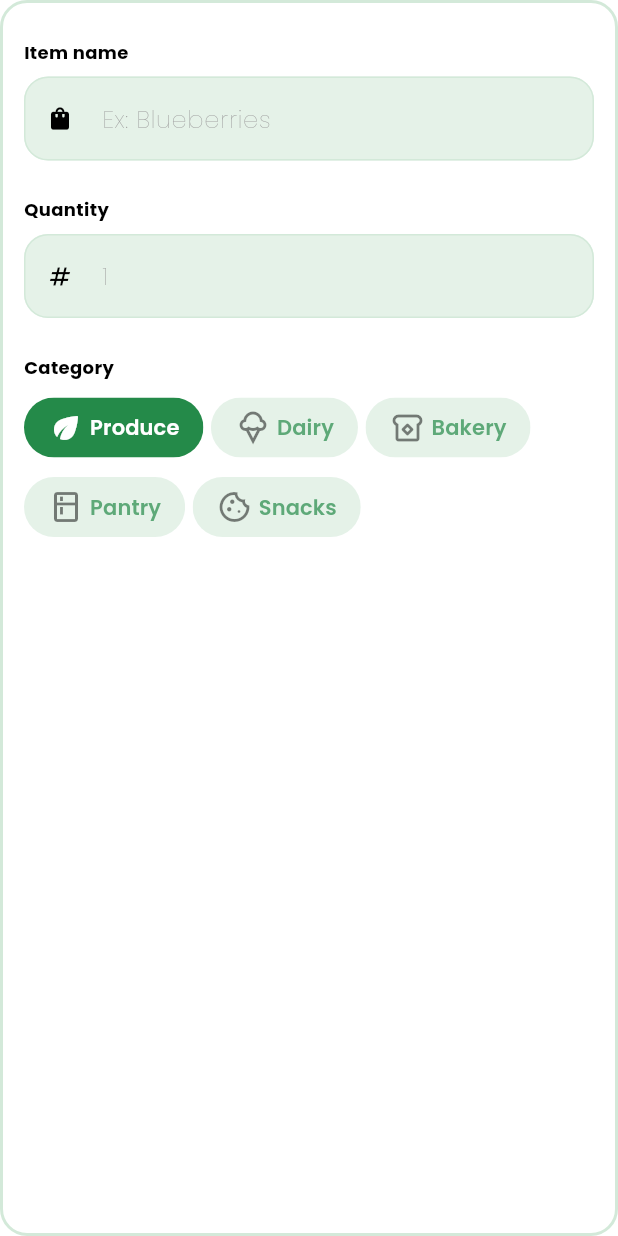
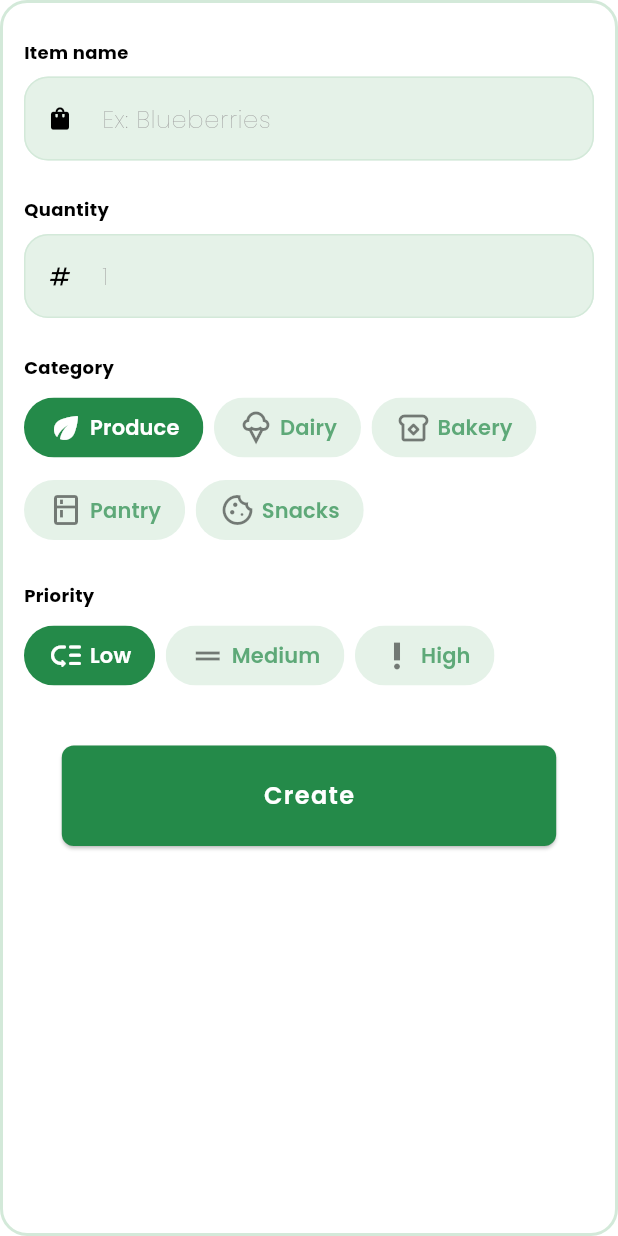
Before and after one commit to Miki0035/flutter_grocify, a Flutter app: the GPlanForm widget shown alone on an empty page, opened directly, on a phone screen of 412 x 824 dp. Run offline on Flutter 3.47's test engine with Material 3 defaults, Android fonts, the phone set to English and light mode, and no system bars; our stand-ins replace fpdart, google_fonts.

Commit message:
feat: finished planner screen

```diff
--- a/lib/features/planner/presentation/widgets/form/planner_form.dart
+++ b/lib/features/planner/presentation/widgets/form/planner_form.dart
@@ -43,7 +43,26 @@ class _GPlanFormState extends State<GPlanForm> {
     ),
   ];
 
-  var selectedCategory = categories[0];
+  static const List<CategoryOptionItem> priorities = [
+    CategoryOptionItem(
+      value: 'Low',
+      icon: Icons.low_priority_outlined,
+      selectedIcon: Icons.low_priority_rounded,
+    ),
+    CategoryOptionItem(
+      value: 'Medium',
+      icon: Icons.drag_handle_outlined,
+      selectedIcon: Icons.drag_handle_rounded,
+    ),
+    CategoryOptionItem(
+      value: 'High',
+      icon: Icons.priority_high_outlined,
+      selectedIcon: Icons.priority_high_rounded,
+    ),
+  ];
+
+  CategoryOptionItem selectedCategory = categories[0];
+  CategoryOptionItem selectedPriority = priorities[0];
 
   @override
   void dispose() {
@@ -54,6 +73,10 @@ class _GPlanFormState extends State<GPlanForm> {
 
   @override
   Widget build(BuildContext context) {
+    // Width Of Device
+    final width = MediaQuery.sizeOf(context).width;
+
+    // SCREEN COLORS
     final backgroundColor = Theme.of(context).colorScheme.surface;
     final borderColor = Theme.of(context).colorScheme.outlineVariant;
     // CHIP BG COLOR
@@ -117,8 +140,8 @@ class _GPlanFormState extends State<GPlanForm> {
                     ),
                     SizedBox(height: 8),
                     Wrap(
-                      spacing: 5,
-                      runSpacing: 5,
+                      spacing: 7,
+                      runSpacing: 7,
                       children: categories.map((item) {
                         final selected = selectedCategory.value == item.value;
                         final icon = selected ? item.selectedIcon : item.icon;
@@ -173,6 +196,103 @@ class _GPlanFormState extends State<GPlanForm> {
                 ),
               ),
             ),
+
+            // PRIORITY
+            Padding(
+              padding: .symmetric(vertical: 12),
+              child: SizedBox(
+                width: .infinity,
+                child: Column(
+                  crossAxisAlignment: .start,
+                  children: [
+                    Text(
+                      'Priority',
+                      style: TextStyle(
+                        fontWeight: .w700,
+                        fontSize: GSize.fontSm,
+                        color: Colors.black,
+                      ),
+                    ),
+                    SizedBox(height: 8),
+                    Wrap(
+                      spacing: 7,
+                      runSpacing: 7,
+                      children: priorities.map((item) {
+                        final selected = selectedPriority.value == item.value;
+                        final icon = selected ? item.selectedIcon : item.icon;
+                        final chipBg = selected
+                            ? selectedChipBgColor
+                            : defaultChipBgColor;
+
+                        final iconColor = selected
+                            ? selectedIconColor
+                            : defaultIconColor;
+
+                        final textColor = selected
+                            ? selectedTextColor
+                            : defaultTextColor;
+
+                        final option = item.value;
+
+                        return ChoiceChip(
+                          backgroundColor: defaultChipBgColor,
+                          selectedColor: chipBg,
+                          side: .none,
+                          shape: RoundedRectangleBorder(
+                            borderRadius: .circular(20),
+                          ),
+
+                          onSelected: (value) {
+                            setState(() {
+                              selectedPriority = item;
+                            });
+                          },
+
+                          label: Row(
+                            mainAxisSize: .min,
+                            children: [
+                              Icon(icon, color: iconColor),
+                              SizedBox(width: 4),
+                              Text(
+                                option,
+                                style: TextStyle(
+                                  color: textColor,
+                                  fontWeight: .w600,
+                                ),
+                              ),
+                            ],
+                          ),
+                          selected: selected,
+                          showCheckmark: false,
+                        );
+                      }).toList(),
+                    ),
+                  ],
+                ),
+              ),
+            ),
+
+            Container(
+              width: width * 0.8,
+              padding: .symmetric(vertical: 24),
+              child: ElevatedButton(
+                onPressed: () {},
+                style: ElevatedButton.styleFrom(
+                  backgroundColor: selectedChipBgColor,
+                  padding: .symmetric(vertical: 22),
+                  shape: RoundedRectangleBorder(borderRadius: .circular(8)),
+                ),
+                child: Text(
+                  'Create',
+                  style: TextStyle(
+                    color: selectedTextColor,
+                    fontWeight: .w600,
+                    fontSize: GSize.fontMd,
+                    letterSpacing: 0.9,
+                  ),
+                ),
+              ),
+            ),
           ],
         ),
       ),
```
